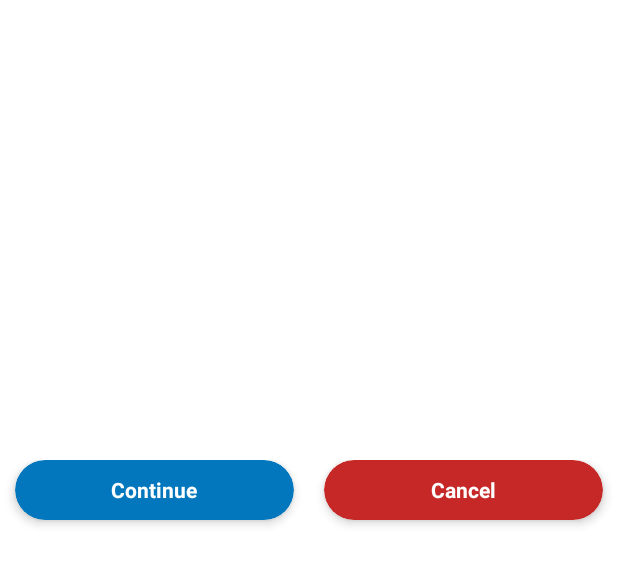
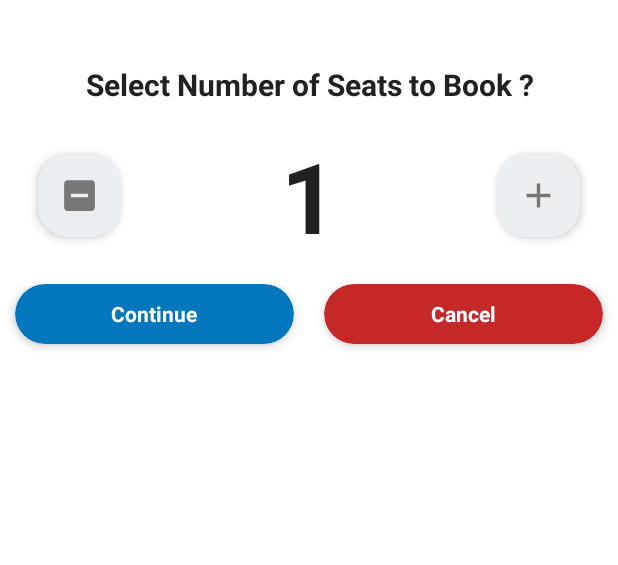
Before and after one commit to NileshTak/ShareSavari, an Android app: the layout ride_booking_type.xml on its own in the app's theme, with its tools: preview values and no code run, on a phone screen of 412 x 824 dp. Shown: the top 565 px of the screen. Run offline under Robolectric (Android 15) with nearby library versions, the phone set to English and light mode, and no system bars.

Commit message:
book count dialog

```diff
--- a/app/build.gradle
+++ b/app/build.gradle
@@ -43,13 +43,12 @@ dependencies {
     androidTestImplementation 'androidx.test.espresso:espresso-core:3.2.0'
 
 //Firebase
-    implementation 'com.google.firebase:firebase-core:17.2.0'
+    implementation 'com.google.firebase:firebase-core:17.5.0'
     implementation 'com.google.firebase:firebase-database:19.0.0'
     implementation 'com.google.firebase:firebase-storage:19.0.0'
     implementation 'com.google.firebase:firebase-auth:19.0.0'
     implementation 'com.google.firebase:firebase-firestore:21.0.0'
-    implementation 'com.google.firebase:firebase-messaging:20.0.0'
-    implementation 'com.pusher:push-notifications-android:1.6.2'
+    implementation 'com.google.firebase:firebase-messaging:20.3.0'
 //    implementation 'com.google.firebase:firebase-inappmessaging-display:19.0.0'
 
     implementation 'com.google.firebase:firebase-analytics:17.4.3'
--- a/app/src/main/java/com/ddsio/productionapp/sharesavari/CommonUtils/Configure.kt
+++ b/app/src/main/java/com/ddsio/productionapp/sharesavari/CommonUtils/Configure.kt
@@ -46,6 +46,8 @@ object Configure {
 
     //SharedPreferenceValue
     val LOGIN_KEY = "Login_key"
+    val SERACH_LAT_KEY = "SERACH_LAT_KEY"
+    val SERACH_LOG_KEY = "SERACH_LOG_KEY"
     val USER_ID_KEY = "USER_ID"
     val USER_UPDATE_ID = "USER_UPDATE_ID"
     val EDIT_PROF_BACK_PRESS_KEY = "EDIT_PROF_ON_BACK"
--- a/app/src/main/java/com/ddsio/productionapp/sharesavari/CommonUtils/Utils.kt
+++ b/app/src/main/java/com/ddsio/productionapp/sharesavari/CommonUtils/Utils.kt
@@ -133,6 +133,7 @@ object Utils {
             }
         }
         return answer
+
 //        val inputFormat: DateFormat = SimpleDateFormat("yyyy-MM-dd")
 //        val outputFormat: DateFormat = SimpleDateFormat("yyyy-MM-dd")
 //        val inputDateStr = date
--- a/app/src/main/java/com/ddsio/productionapp/sharesavari/SearchScreen/child/SerachResult.kt
+++ b/app/src/main/java/com/ddsio/productionapp/sharesavari/SearchScreen/child/SerachResult.kt
@@ -114,7 +114,7 @@ class SerachResult : AppCompatActivity() {
 
                     if (userArray.size == 0) {
                         progressDialog.dismiss()
-                        Toast.makeText(this@SerachResult,"Sorry, No Rides availabel at this Route",Toast.LENGTH_LONG).show()
+                        Toast.makeText(this@SerachResult,"Sorry, No Rides available at this Route",Toast.LENGTH_LONG).show()
 
 
                     } else{
--- a/app/src/main/res/layout/ride_booking_type.xml
+++ b/app/src/main/res/layout/ride_booking_type.xml
@@ -27,14 +27,115 @@
             android:layout_height="wrap_content"
             tools:ignore="MissingPrefix" />
 
-        <com.airbnb.lottie.LottieAnimationView
-            android:layout_width="250dp"
-            app:lottie_autoPlay="true"
+        <TextView
+            android:id="@+id/tvTitleTool"
+            android:text="Select Number of Seats to Book ?"
+            android:textSize="20sp"
+            fontPath="Comfortaa-Bold.ttf"
+            android:layout_margin="6dp"
+            android:textAlignment="center"
             android:layout_gravity="center_horizontal"
-            app:lottie_fileName="ride_type.json"
-            app:lottie_loop="true"
-            android:layout_margin="10dp"
-            android:layout_height="250dp"/>
+            android:layout_centerVertical="true"
+            android:textStyle="bold"
+            android:textColor="@color/textColor"
+            android:layout_width="wrap_content"
+            tools:ignore="MissingPrefix"
+            android:layout_height="wrap_content"/>
+
+
+        <RelativeLayout
+            android:layout_width="match_parent"
+            android:layout_marginTop="6dp"
+            android:layout_marginBottom="10dp"
+            android:layout_height="wrap_content">
+
+
+            <androidx.cardview.widget.CardView
+                android:id="@+id/cvMinus"
+                android:layout_width="55dp"
+                app:cardCornerRadius="20dp"
+                android:layout_centerVertical="true"
+                app:cardElevation="4dp"
+                android:layout_marginStart="25dp"
+                android:layout_marginEnd="25dp"
+                android:layout_marginTop="15dp"
+                android:layout_marginBottom="15dp"
+                app:cardBackgroundColor="@color/md_blue_grey_50"
+                android:layout_height="55dp">
+
+                <RelativeLayout
+                    android:layout_width="match_parent"
+                    android:orientation="horizontal"
+                    android:layout_marginEnd="10dp"
+                    android:layout_marginStart="10dp"
+                    android:layout_height="match_parent">
+
+                    <ImageView
+                        android:src="@drawable/ic_baseline_indeterminate_check_box_24"
+                        android:layout_width="30dp"
+                        android:layout_margin="4dp"
+                        android:layout_centerVertical="true"
+                        android:tint="@color/textColorHead"
+                        android:backgroundTint="@color/colorPrimary"
+                        android:layout_height="match_parent"/>
+
+                </RelativeLayout>
+
+            </androidx.cardview.widget.CardView>
+
+            <TextView
+                android:id="@+id/tvCount"
+                android:layout_marginStart="20dp"
+                android:layout_marginTop="10dp"
+                android:text="1"
+                android:textSize="65sp"
+                fontPath="Comfortaa-Bold.ttf"
+                android:layout_centerHorizontal="true"
+                android:layout_centerVertical="true"
+                android:textStyle="bold"
+                android:textColor="@color/textColor"
+                android:layout_width="wrap_content"
+                tools:ignore="MissingPrefix"
+                android:layout_height="wrap_content"/>
+
+            <androidx.cardview.widget.CardView
+                android:id="@+id/cvAdd"
+                android:layout_width="55dp"
+                app:cardCornerRadius="20dp"
+                android:layout_alignParentEnd="true"
+                android:layout_centerVertical="true"
+                app:cardElevation="4dp"
+                android:layout_marginStart="25dp"
+                android:layout_marginEnd="25dp"
+                android:layout_marginTop="15dp"
+                android:layout_marginBottom="15dp"
+                app:cardBackgroundColor="@color/md_blue_grey_50"
+                android:layout_height="55dp">
+
+                <RelativeLayout
+                    android:layout_width="match_parent"
+                    android:orientation="horizontal"
+                    android:layout_marginEnd="10dp"
+                    android:layout_marginStart="10dp"
+                    android:layout_height="match_parent">
+
+                    <ImageView
+                        android:src="@drawable/ic_baseline_add_24"
+                        android:layout_width="30dp"
+                        android:layout_margin="4dp"
+                        android:layout_centerVertical="true"
+                        android:tint="@color/textColorHead"
+                        android:backgroundTint="@color/colorPrimary"
+                        android:layout_height="match_parent"/>
+
+                </RelativeLayout>
+
+            </androidx.cardview.widget.CardView>
+
+        </RelativeLayout>
+
+
+
 
 
         <LinearLayout
```
Also changed, not shown: app/src/main/java/com/ddsio/productionapp/sharesavari/MainActivity.kt (+36 -18 lines), app/src/main/java/com/ddsio/productionapp/sharesavari/SearchScreen/SearchFragment.kt (+17 -5 lines), app/src/main/java/com/ddsio/productionapp/sharesavari/SearchScreen/child/RideDetails.kt (+54 -22 lines), app/src/main/res/layout/select_pic_dialog.xml (added, +320 -0 lines).
